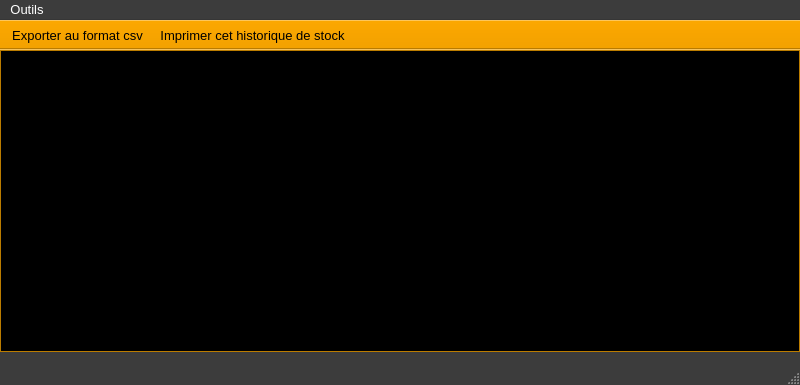
The window that ui/stocks/yeroth-erp-historique-du-stock-window.ui (xnoumbissinoundou/yeroth-erp-3.0) describes before a commit, drawn with Qt 5.
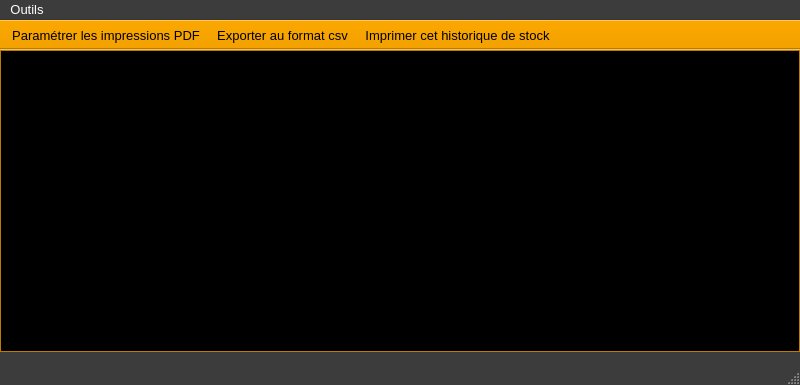
The same window after the commit. Icons and pictures are not drawn. Custom widgets are drawn as their Qt base class.

What changed in the file:
```diff
--- a/ui/stocks/yeroth-erp-historique-du-stock-window.ui
+++ b/ui/stocks/yeroth-erp-historique-du-stock-window.ui
@@ -1773,6 +1773,7 @@
    <attribute name="toolBarBreak">
     <bool>false</bool>
    </attribute>
+   <addaction name="action_parametrer_les_impressions"/>
    <addaction name="actionExporter_au_format_csv"/>
    <addaction name="actionAfficherPDF"/>
   </widget>
@@ -1808,6 +1809,24 @@
     </font>
    </property>
   </action>
+  <action name="action_parametrer_les_impressions">
+   <property name="icon">
+    <iconset>
+     <normalon>:/yeroth-erp-3-0-images/yeroth-erp-3-0-printing-settings.png</normalon>
+    </iconset>
+   </property>
+   <property name="text">
+    <string>Paramétrer les impressions PDF</string>
+   </property>
+   <property name="toolTip">
+    <string>Paramétrer les impressions PDF</string>
+   </property>
+   <property name="font">
+    <font>
+     <pointsize>10</pointsize>
+    </font>
+   </property>
+  </action>
  </widget>
  <customwidgets>
   <customwidget>
```
Left out of the diff: 2 changed lines with no effect on the pictures.
